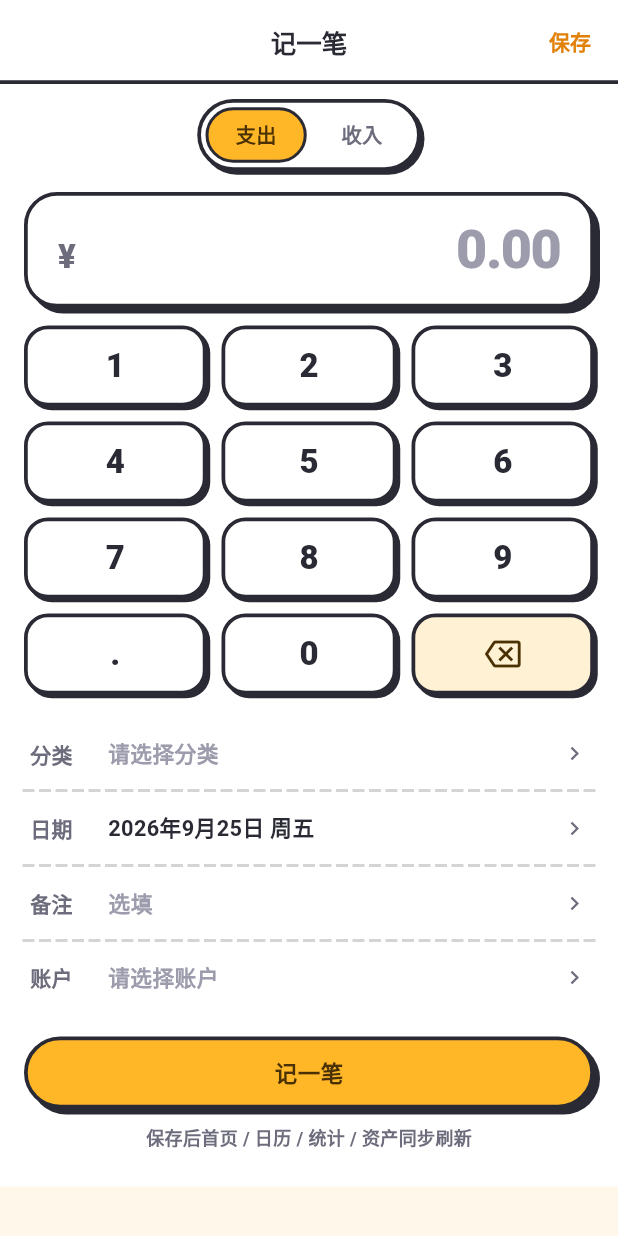
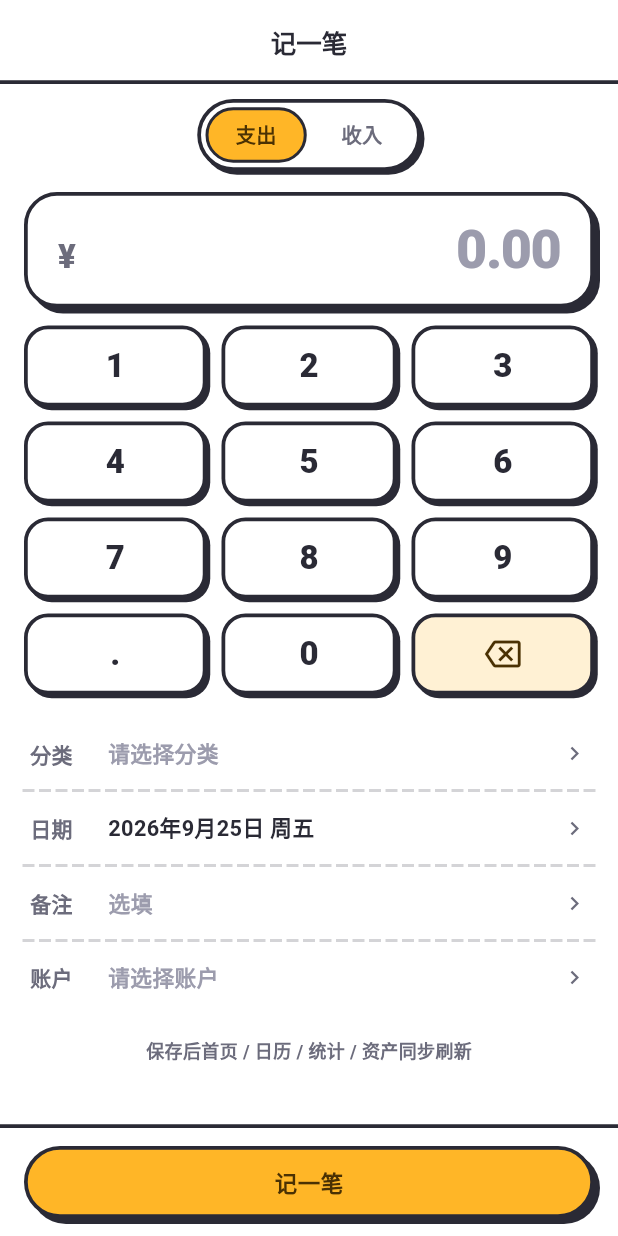
Before and after one commit to Tea-Codeman/yanxin-bookkeeping-flutter, a Flutter app: the RecordPage screen opened by its route, on a phone screen of 412 x 824 dp. Run offline on Flutter 3.47's test engine with Material 3 defaults, Android fonts, the phone set to English and light mode, and no system bars; our stand-ins replace drift, drift_flutter, file_picker, flutter_riverpod, go_router; missing offline and left inert: gbk_codec; accounts and stored records are empty; generated files the repository leaves out were written again.

Commit message:
feat(record): F7.9 保存入口改吸底常驻 + 删顶部冗余入口
- record_page.dart：删 AppBar「保存」；body 改 Column(Expanded(滚动区)+吸底栏)
  吸底栏放 body 内而非 Scaffold.bottomNavigationBar —— 后者按 size.height-h 贴屏幕底、
  不随键盘上移会被键盘盖住；body 会被 viewInsets.bottom 压缩，吸底栏自然落到键盘上方
- 顶部墨色描边（Tok.ink/Tok.bw）与 AppBar 底边对称
- 测试口径同步：吸底按钮是滚动区的兄弟节点、不在 Scrollable 内
  → 删 3 处 ensureVisible（widget_test ×2 / calendar_page_test ×1，否则 Scrollable.of 返回 null 报错）
  → record_save_entry_test 重写：矮视口 800x400 下验 AppBar 无保存 / 唯一入口 / 滚动后位置不变
  → record_account_test 的 _tapSave 改点吸底按钮
- SPEC docs/SPEC-F7.9-record-sticky-save.md（含承载方式的前提修正记录）

```diff
--- a/lib/features/record/presentation/record_page.dart
+++ b/lib/features/record/presentation/record_page.dart
@@ -8,6 +8,13 @@
 /// build 会在转场动画中途换内容，肉眼可见卡顿）；编辑模式的流水详情异步填充。
 ///
 /// F7.7 A.0：新增第 4 个字段「账户」（默认仍是账户列表首个，老行为不变）。
+///
+/// F7.9：保存入口**只留底部一处**（原 AppBar 右上角「保存」已移除）—— 底部按钮改为
+/// **吸底常驻**（`Column` + `Expanded` 包滚动区，按钮不随内容滚走），于是「大屏 / 横屏下
+/// 主按钮被折叠到视口外」的兜底理由不再成立，顶部冗余入口即可删掉。
+/// 吸底栏放在 **body 内**而非 `Scaffold.bottomNavigationBar`：后者按 `size.height - h`
+/// 贴屏幕底、**不随键盘上移**（会被键盘盖住）；而 body 会被 `viewInsets.bottom` 压缩，
+/// 吸底栏自然落到键盘上方。细节见 `docs/SPEC-F7.9-record-sticky-save.md`。
 library;
 
 import 'dart:async';
@@ -244,30 +251,20 @@ class _RecordPageState extends ConsumerState<RecordPage> {
     final selectedAccount = _effectiveAccount(accounts);
 
     return Scaffold(
-      appBar: AppBar(
-        title: Text(_isEdit ? '编辑流水' : '记一笔'),
-        // 大屏（如横屏平板/模拟器）下底部按钮会被折叠到视口外，
-        // AppBar 常驻保存入口保证「填完就能保存」；底部按钮保留作为主要入口。
-        actions: <Widget>[
-          TextButton(
-            onPressed: _saving ? null : _save,
-            style: TextButton.styleFrom(
-              foregroundColor: Tok.brandDeep,
-              textStyle: const TextStyle(
-                fontSize: 14,
-                fontWeight: FontWeight.w800,
-              ),
-            ),
-            child: const Text('保存'),
-          ),
-        ],
-      ),
+      // F7.9：保存入口只留底部一处（原右上角「保存」已移除，见 SPEC-F7.9）
+      appBar: AppBar(title: Text(_isEdit ? '编辑流水' : '记一笔')),
       body: SafeArea(
         // 原型这一页的 pbody 用 `--surface`（纯白），不是全局暖白画布
         child: Container(
           color: Tok.paper,
+          child: Column(
+            children: <Widget>[
+              // 滚动区。吸底栏是它的**兄弟**节点 → 按钮不随内容滚走。
+              // 外层用 Expanded 是因为键盘弹起时 body 会被压缩，吸底栏要跟着上移，
+              // 只能让滚动区吃掉剩余高度。
+              Expanded(
                 child: SingleChildScrollView(
-            padding: const EdgeInsets.fromLTRB(16, 10, 16, 24),
+                  padding: const EdgeInsets.fromLTRB(16, 10, 16, 16),
                   child: Column(
                     children: <Widget>[
                       Center(
@@ -290,8 +287,9 @@ class _RecordPageState extends ConsumerState<RecordPage> {
                       const SizedBox(height: 14),
                       AmountKeyboard(
                         value: _amount,
-                  onKey: (String key) =>
-                      setState(() => _amount = applyAmountKey(_amount, key)),
+                        onKey: (String key) => setState(
+                          () => _amount = applyAmountKey(_amount, key),
+                        ),
                       ),
                       const SizedBox(height: 6),
                       ToonField(
@@ -306,7 +304,9 @@ class _RecordPageState extends ConsumerState<RecordPage> {
                                     ? '?'
                                     : selected.name.substring(0, 1),
                                 small: true,
-                          bg: _type == 'income' ? Tok.greenTint : Tok.redTint,
+                                bg: _type == 'income'
+                                    ? Tok.greenTint
+                                    : Tok.redTint,
                                 fg: _type == 'income' ? Tok.green : Tok.red,
                               ),
                       ),
@@ -364,12 +364,6 @@ class _RecordPageState extends ConsumerState<RecordPage> {
                               ),
                       ),
                       const SizedBox(height: 16),
-                ToonButton(
-                  label: _isEdit ? '保存修改' : '记一笔',
-                  block: true,
-                  onPressed: _saving ? null : _save,
-                ),
-                const SizedBox(height: 10),
                       const Text(
                         '保存后首页 / 日历 / 统计 / 资产同步刷新',
                         style: TextStyle(
@@ -382,6 +376,25 @@ class _RecordPageState extends ConsumerState<RecordPage> {
                   ),
                 ),
               ),
+              // F7.9 吸底保存栏：全页唯一的保存入口，常驻视口底部。
+              // 顶部墨色描边与 AppBar 底边对称（同一 `Tok.bw`）。
+              Container(
+                decoration: const BoxDecoration(
+                  color: Tok.paper,
+                  border: Border(
+                    top: BorderSide(color: Tok.ink, width: Tok.bw),
+                  ),
+                ),
+                padding: const EdgeInsets.fromLTRB(16, 12, 16, 12),
+                child: ToonButton(
+                  label: _isEdit ? '保存修改' : '记一笔',
+                  block: true,
+                  onPressed: _saving ? null : _save,
+                ),
+              ),
+            ],
+          ),
+        ),
       ),
     );
   }
```
Also changed, not shown: 5 other files. Lines whose indentation alone changed are shown as unchanged.
